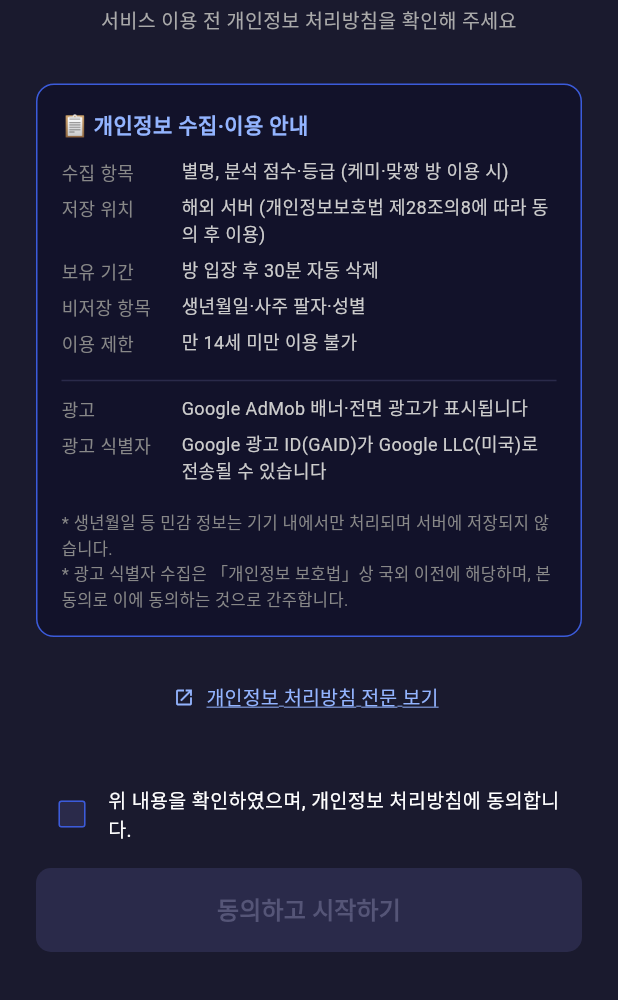
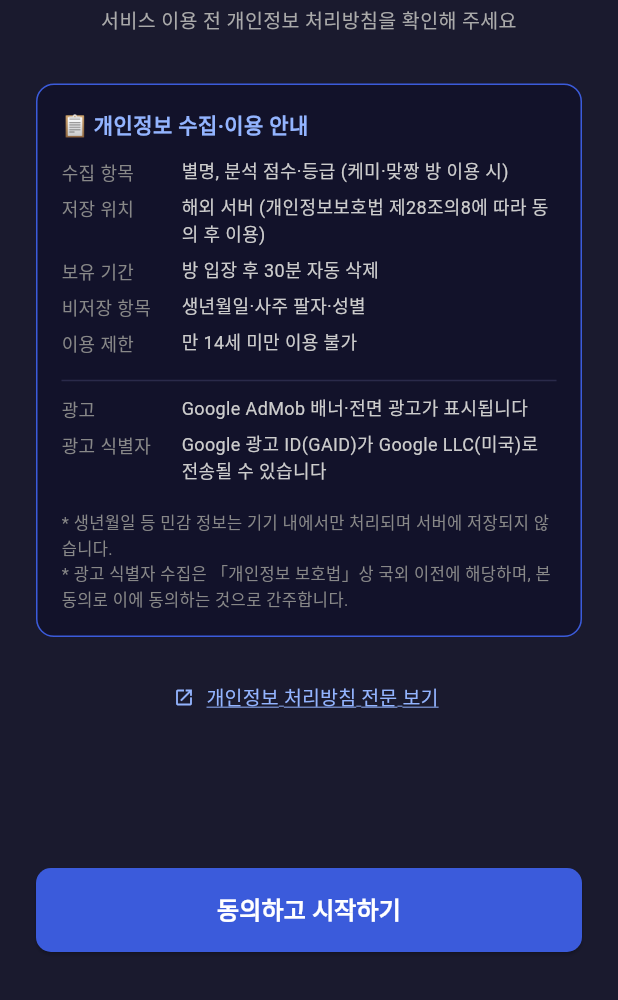
Before and after one commit to hwakia/saju-web-app, a Flutter app: the ConsentScreen screen opened directly, on a phone screen of 412 x 824 dp, the part 236-1236 px from its top. Run offline on Flutter 3.47's test engine with Material 3 defaults, Android fonts, the phone set to English and light mode, and no system bars; our stand-ins replace connectivity_plus, google_mobile_ads, shared_preferences, webview_flutter; accounts and stored records are empty.

Commit message:
fix: 동의 체크박스 제거 — 버튼 클릭으로 동의 간소화 (웹+Flutter)

```diff
--- a/saju_mri/lib/screens/consent_screen.dart
+++ b/saju_mri/lib/screens/consent_screen.dart
@@ -10,8 +10,6 @@ class ConsentScreen extends StatefulWidget {
 }
 
 class _ConsentScreenState extends State<ConsentScreen> {
-  bool _agreed = false;
-
   Future<void> _acceptAndProceed() async {
     final prefs = await SharedPreferences.getInstance();
     await prefs.setBool('privacy_consent_v1', true);
@@ -141,43 +139,11 @@ class _ConsentScreenState extends State<ConsentScreen> {
 
               const Spacer(),
 
-              // 동의 체크박스
-              GestureDetector(
-                onTap: () => setState(() => _agreed = !_agreed),
-                child: Row(
-                  crossAxisAlignment: CrossAxisAlignment.center,
-                  children: [
-                    Checkbox(
-                      value: _agreed,
-                      onChanged: (v) => setState(() => _agreed = v ?? false),
-                      checkColor: Colors.white,
-                      fillColor: WidgetStateProperty.resolveWith(
-                        (states) => states.contains(WidgetState.selected)
-                            ? const Color(0xFF3B5BDB)
-                            : const Color(0xFF2A2A4A),
-                      ),
-                      side: const BorderSide(color: Color(0xFF3B5BDB)),
-                    ),
-                    const Expanded(
-                      child: Text(
-                        '위 내용을 확인하였으며, 개인정보 처리방침에 동의합니다.',
-                        style: TextStyle(
-                          fontSize: 13,
-                          color: Colors.white,
-                          height: 1.4,
-                        ),
-                      ),
-                    ),
-                  ],
-                ),
-              ),
-              const SizedBox(height: 12),
-
               // 동의 버튼
               SizedBox(
                 width: double.infinity,
                 child: ElevatedButton(
-                  onPressed: _agreed ? _acceptAndProceed : null,
+                  onPressed: _acceptAndProceed,
                   style: ElevatedButton.styleFrom(
                     backgroundColor: const Color(0xFF3B5BDB),
                     disabledBackgroundColor: const Color(0xFF2A2A4A),
```
Also changed, not shown: 1 other file.
